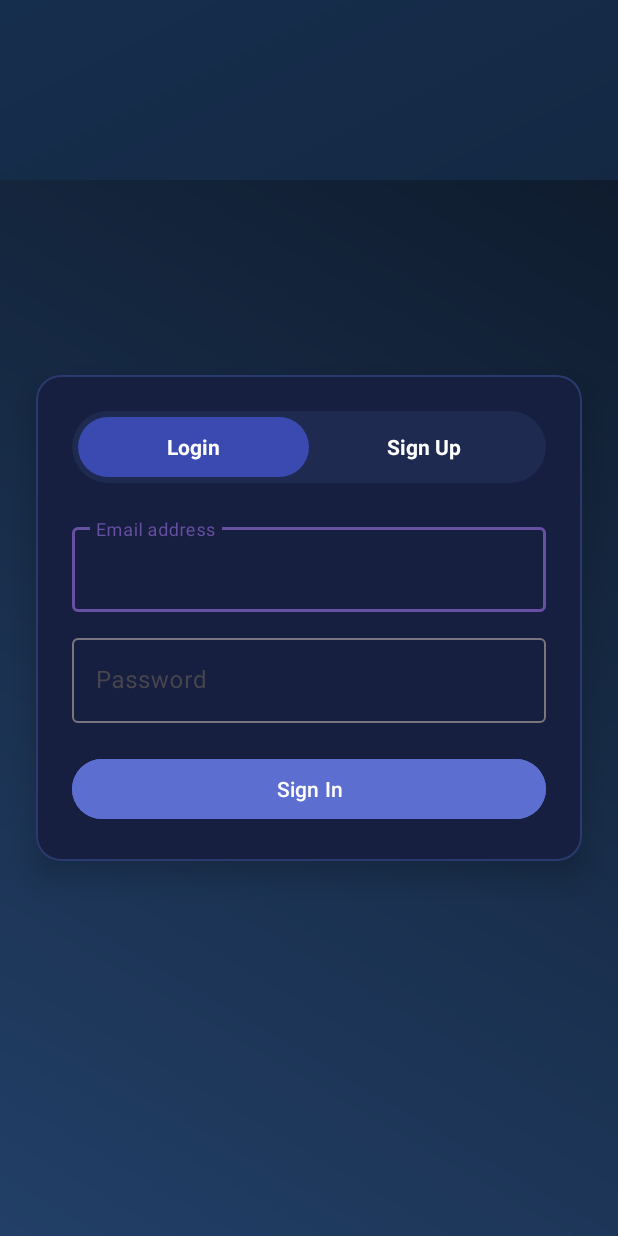
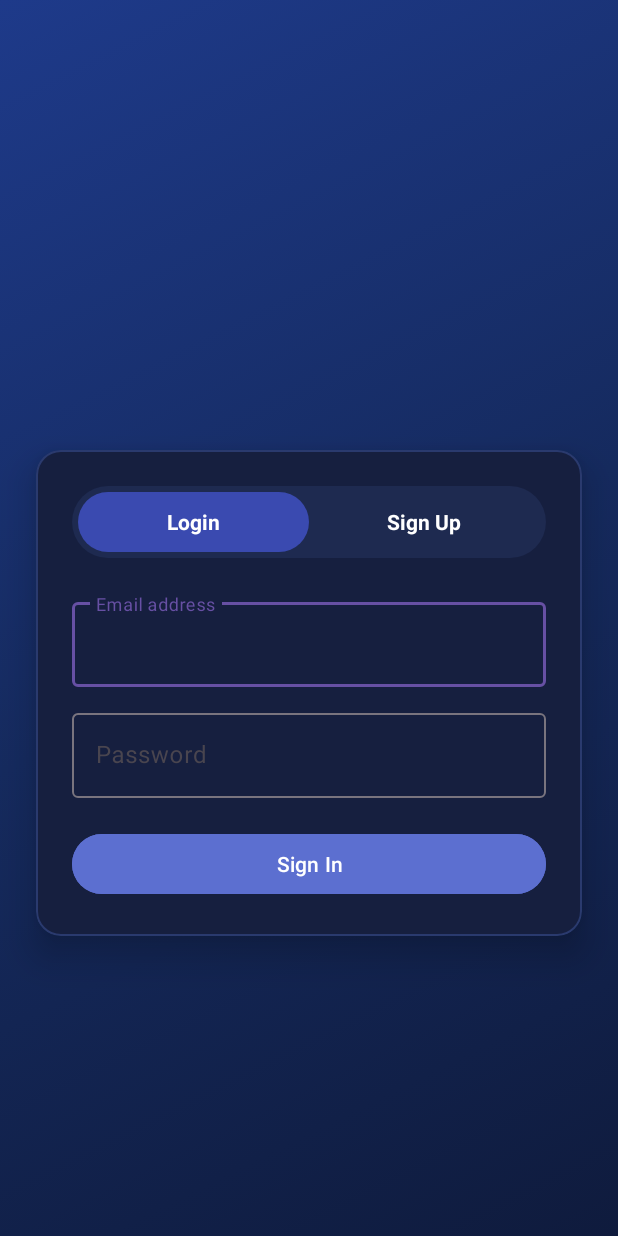
Before and after one commit to mickss29/ExMate, an Android app: the layout activity_auth.xml on its own in the app's theme, with its tools: preview values and no code run, on a phone screen of 412 x 824 dp. Run offline under Robolectric (Android 15) with nearby library versions, the phone set to English and light mode, and no system bars.

```diff
--- a/app/src/main/AndroidManifest.xml
+++ b/app/src/main/AndroidManifest.xml
@@ -13,7 +13,7 @@
         android:theme="@style/Theme.ExMate">
 
         <activity
-            android:name=".LoginActivity"
+            android:name=".AuthActivity"
             android:exported="true">
             <intent-filter>
                 <action android:name="android.intent.action.MAIN" />
--- a/app/src/main/res/drawable/bg_exmate_premium.xml
+++ b/app/src/main/res/drawable/bg_exmate_premium.xml
@@ -1,21 +1,14 @@
+<?xml version="1.0" encoding="utf-8"?>
 <layer-list xmlns:android="http://schemas.android.com/apk/res/android">
 
     <item>
-        <shape>
+        <shape android:shape="rectangle">
             <gradient
-                android:startColor="#0F1C2E"
-                android:endColor="#162E4D"
-                android:angle="135"/>
-        </shape>
-    </item>
-
-    <!-- Soft finance wave overlay -->
-    <item android:top="120dp">
-        <shape>
-            <gradient
-                android:startColor="#223F67"
-                android:endColor="#0F1C2E"
-                android:angle="45"/>
+                android:type="linear"
+                android:angle="270"
+                android:startColor="#0A1A2F"
+                android:centerColor="#102A43"
+                android:endColor="#07121F"/>
         </shape>
     </item>
 
--- /dev/null
+++ b/app/src/main/res/drawable/bg_exmate_premium_anim.xml
@@ -0,0 +1,9 @@
+<?xml version="1.0" encoding="utf-8"?>
+<animation-list xmlns:android="http://schemas.android.com/apk/res/android"
+    android:oneshot="false">
+
+    <item android:drawable="@drawable/bg_gradient_1" android:duration="3000"/>
+    <item android:drawable="@drawable/bg_gradient_2" android:duration="3000"/>
+    <item android:drawable="@drawable/bg_gradient_3" android:duration="3000"/>
+
+</animation-list>
--- /dev/null
+++ b/app/src/main/res/drawable/bg_gradient_1.xml
@@ -0,0 +1,11 @@
+<?xml version="1.0" encoding="utf-8"?>
+<shape xmlns:android="http://schemas.android.com/apk/res/android"
+    android:shape="rectangle">
+
+    <gradient
+        android:startColor="#0F1B3D"
+        android:centerColor="#152A5E"
+        android:endColor="#1E3A8A"
+        android:angle="135" />
+
+</shape>
--- /dev/null
+++ b/app/src/main/res/drawable/bg_gradient_2.xml
@@ -0,0 +1,9 @@
+<?xml version="1.0" encoding="utf-8"?>
+<shape xmlns:android="http://schemas.android.com/apk/res/android"
+    android:shape="rectangle">
+    <gradient
+        android:angle="270"
+        android:startColor="#04203A"
+        android:centerColor="#163A66"
+        android:endColor="#0E5A9B"/>
+</shape>
--- /dev/null
+++ b/app/src/main/res/drawable/bg_gradient_3.xml
@@ -0,0 +1,9 @@
+<?xml version="1.0" encoding="utf-8"?>
+<shape xmlns:android="http://schemas.android.com/apk/res/android"
+    android:shape="rectangle">
+    <gradient
+        android:angle="270"
+        android:startColor="#001829"
+        android:centerColor="#11476E"
+        android:endColor="#1B6FB2"/>
+</shape>
--- a/app/src/main/res/layout/activity_auth.xml
+++ b/app/src/main/res/layout/activity_auth.xml
@@ -2,57 +2,63 @@
 <androidx.constraintlayout.widget.ConstraintLayout
     xmlns:android="http://schemas.android.com/apk/res/android"
     xmlns:app="http://schemas.android.com/apk/res-auto"
+    android:id="@+id/rootLayout"
     android:layout_width="match_parent"
     android:layout_height="match_parent"
-    android:background="@drawable/bg_exmate_premium">
+    android:background="@drawable/bg_exmate_premium_anim">
 
-    <!-- Subtle abstract shapes for premium effect -->
+    <!-- Floating circle (top-left) -->
     <View
+        android:id="@+id/shapeCircle"
         android:layout_width="200dp"
         android:layout_height="200dp"
         android:background="@drawable/abstract_circle_white"
         android:layout_marginStart="16dp"
-        android:layout_marginTop="50dp"
+        android:layout_marginTop="40dp"
         android:alpha="0.05"
         app:layout_constraintStart_toStartOf="parent"
         app:layout_constraintTop_toTopOf="parent"/>
 
+    <!-- Floating triangle (bottom-right) -->
     <View
+        android:id="@+id/shapeTriangle"
         android:layout_width="180dp"
         android:layout_height="180dp"
         android:background="@drawable/abstract_triangle_white"
         android:layout_marginEnd="16dp"
-        android:layout_marginBottom="50dp"
+        android:layout_marginBottom="40dp"
         android:alpha="0.05"
         app:layout_constraintEnd_toEndOf="parent"
         app:layout_constraintBottom_toBottomOf="parent"/>
 
-    <!-- Center Card -->
+    <!-- Center Premium Card -->
     <LinearLayout
         android:id="@+id/containerCard"
         android:layout_width="0dp"
         android:layout_height="wrap_content"
+        android:layout_margin="24dp"
         android:orientation="vertical"
         android:padding="24dp"
         android:background="@drawable/card_midnight"
-        android:elevation="12dp"
+        android:elevation="14dp"
         android:clipToOutline="true"
         android:outlineProvider="background"
+        android:translationY="50dp"
+        android:alpha="1"
         app:layout_constraintTop_toTopOf="parent"
         app:layout_constraintBottom_toBottomOf="parent"
         app:layout_constraintStart_toStartOf="parent"
-        app:layout_constraintEnd_toEndOf="parent"
-        android:layout_margin="24dp">
+        app:layout_constraintEnd_toEndOf="parent">
 
-        <!-- Top Tabs -->
+        <!-- Login / Signup Tabs -->
         <LinearLayout
             android:id="@+id/tabsLayout"
             android:layout_width="match_parent"
             android:layout_height="48dp"
-            android:background="@drawable/toggle_midnight_bg"
+            android:orientation="horizontal"
+            android:padding="4dp"
             android:gravity="center"
-            android:orientation="horizontal"
-            android:padding="4dp">
+            android:background="@drawable/toggle_midnight_bg">
 
             <TextView
                 android:id="@+id/tabLogin"
@@ -74,16 +80,15 @@
                 android:text="Sign Up"
                 android:textStyle="bold"
                 android:textColor="@color/white"/>
-
         </LinearLayout>
 
-        <!-- Login Layout -->
+        <!-- LOGIN FORM -->
         <LinearLayout
             android:id="@+id/layoutLogin"
             android:layout_width="match_parent"
             android:layout_height="wrap_content"
-            android:orientation="vertical"
-            android:layout_marginTop="24dp">
+            android:layout_marginTop="24dp"
+            android:orientation="vertical">
 
             <com.google.android.material.textfield.TextInputLayout
                 android:layout_width="match_parent"
@@ -97,14 +102,13 @@
                     android:inputType="textEmailAddress"
                     android:textColor="@android:color/white"
                     android:textColorHint="#B0C4DE"/>
-
             </com.google.android.material.textfield.TextInputLayout>
 
             <com.google.android.material.textfield.TextInputLayout
                 android:layout_width="match_parent"
                 android:layout_height="wrap_content"
-                android:hint="Password"
-                android:layout_marginTop="12dp">
+                android:layout_marginTop="12dp"
+                android:hint="Password">
 
                 <com.google.android.material.textfield.TextInputEditText
                     android:id="@+id/etLoginPassword"
@@ -113,29 +117,27 @@
                     android:inputType="textPassword"
                     android:textColor="@android:color/white"
                     android:textColorHint="#B0C4DE"/>
-
             </com.google.android.material.textfield.TextInputLayout>
 
             <Button
                 android:id="@+id/btnLogin"
                 android:layout_width="match_parent"
                 android:layout_height="wrap_content"
+                android:layout_marginTop="20dp"
                 android:text="Sign In"
-                android:layout_marginTop="20dp"
-                android:backgroundTint="@color/premium_blue_light"
-                android:textColor="@android:color/white"/>
-
+                android:textColor="@android:color/white"
+                android:backgroundTint="@color/premium_blue_light"/>
         </LinearLayout>
 
-        <!-- Signup Layout -->
+        <!-- SIGNUP FORM -->
         <LinearLayout
             android:id="@+id/layoutSignup"
             android:layout_width="match_parent"
             android:layout_height="wrap_content"
+            android:layout_marginTop="24dp"
             android:orientation="vertical"
-            android:alpha="0"
             android:visibility="gone"
-            android:layout_marginTop="24dp">
+            android:alpha="1">
 
             <com.google.android.material.textfield.TextInputLayout
                 android:layout_width="match_parent"
@@ -153,8 +155,8 @@
             <com.google.android.material.textfield.TextInputLayout
                 android:layout_width="match_parent"
                 android:layout_height="wrap_content"
-                android:hint="Email address"
-                android:layout_marginTop="12dp">
+                android:layout_marginTop="12dp"
+                android:hint="Email address">
 
                 <com.google.android.material.textfield.TextInputEditText
                     android:id="@+id/etSignupEmail"
@@ -168,8 +170,8 @@
             <com.google.android.material.textfield.TextInputLayout
                 android:layout_width="match_parent"
                 android:layout_height="wrap_content"
-                android:hint="Create password"
-                android:layout_marginTop="12dp">
+                android:layout_marginTop="12dp"
+                android:hint="Create password">
 
                 <com.google.android.material.textfield.TextInputEditText
                     android:id="@+id/etSignupPassword"
@@ -184,13 +186,11 @@
                 android:id="@+id/btnSignup"
                 android:layout_width="match_parent"
                 android:layout_height="wrap_content"
+                android:layout_marginTop="20dp"
                 android:text="Sign Up"
-                android:layout_marginTop="20dp"
-                android:backgroundTint="@color/premium_blue_light"
-                android:textColor="@android:color/white"/>
-
+                android:textColor="@android:color/white"
+                android:backgroundTint="@color/premium_blue_light"/>
         </LinearLayout>
 
     </LinearLayout>
-
 </androidx.constraintlayout.widget.ConstraintLayout>
--- a/app/src/main/res/values/colors.xml
+++ b/app/src/main/res/values/colors.xml
@@ -2,9 +2,9 @@
 <resources>
     <color name="premium_blue">#3C3CCF</color>
     <color name="white">#FFFFFF</color>
-    <color name="premium_blue">#3A4AB0</color>
+
     <color name="premium_blue_light">#5C6FD0</color>
-    <color name="white">#FFFFFF</color>
+
 
     <color name="black">#FF000000</color>
 
```
Also changed, not shown: app/src/main/java/com/example/exmate/AuthActivity.java (+51 -68 lines), app/src/main/res/anim/card_enter.xml (added, +10 -0 lines), app/src/main/res/anim/float_slow.xml (added, +22 -0 lines).
